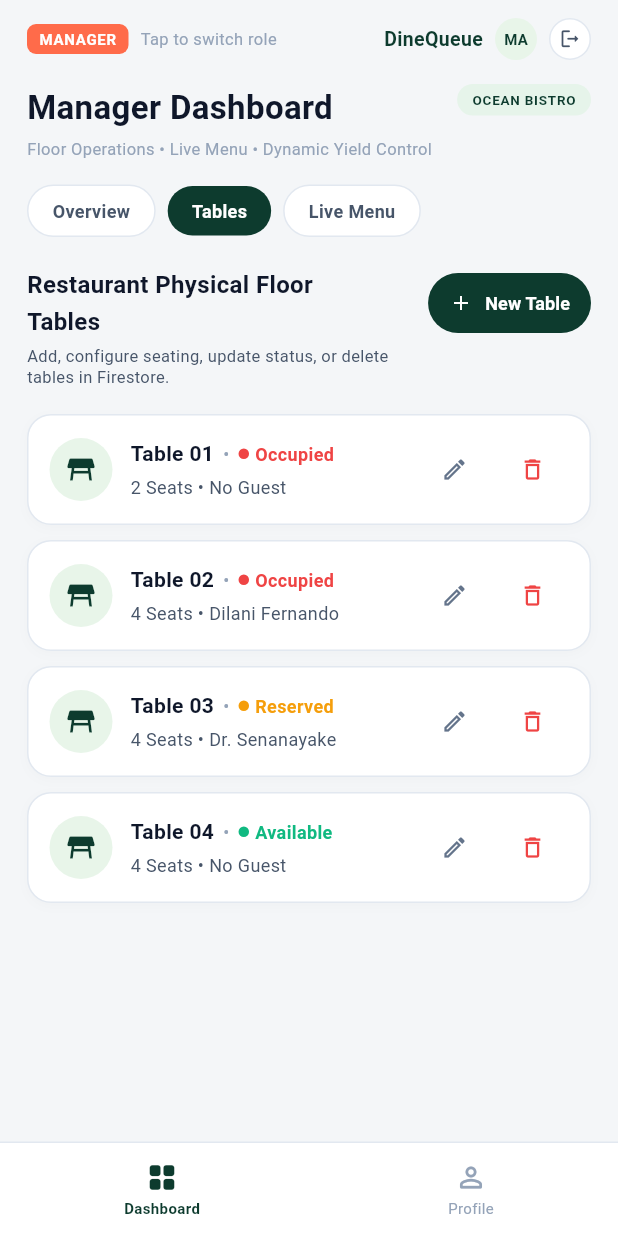
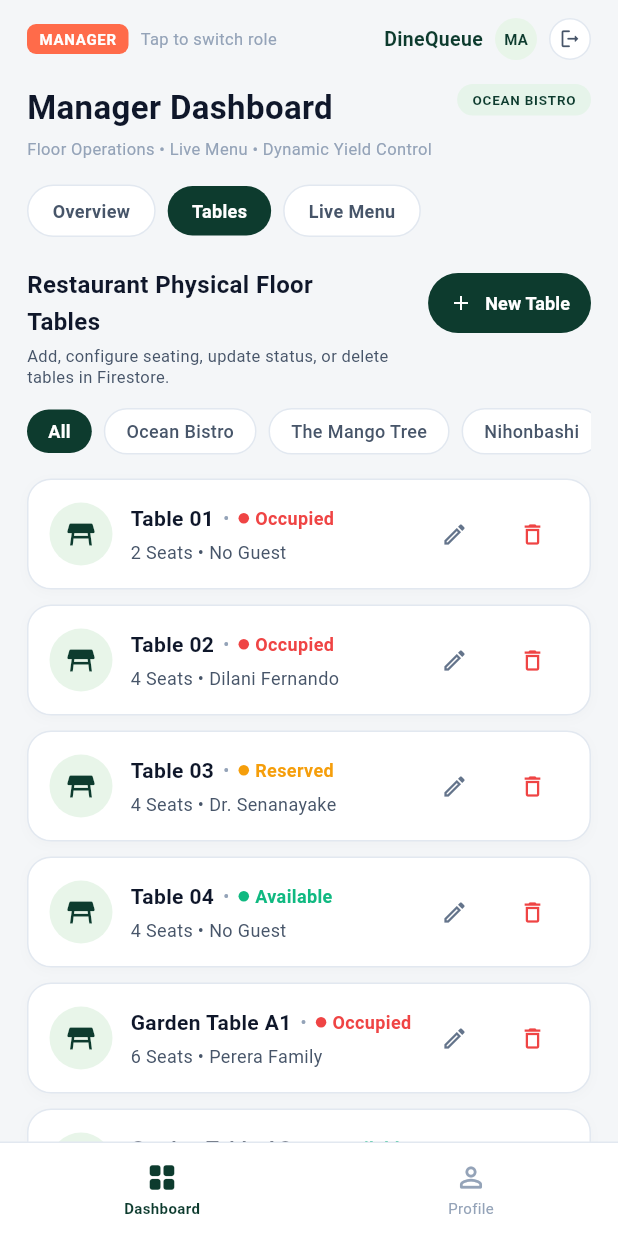
Before and after one commit to Dulina2002/restaurant_queue_app, a Flutter app: the ManagerDashboardScreen screen opened directly, after a tap on "Tables", on a phone screen of 412 x 824 dp. Run offline on Flutter 3.47's test engine with Material 3 defaults, Android fonts, the light colour scheme and no system bars; our stand-ins replace flutter_dotenv, image_picker, shared_preferences, supabase_flutter; accounts and stored records are empty; statements that could not run were skipped.

Commit message:
feat(tables): add multi-restaurant table filtering, creation, and Supabase table persistence

```diff
--- a/lib/features/manager/data/models/physical_table_model.dart
+++ b/lib/features/manager/data/models/physical_table_model.dart
@@ -122,6 +122,38 @@ class PhysicalTable {
         guestName: 'No Guest',
         status: TableStatus.available,
       ),
+      const PhysicalTable(
+        id: '5',
+        restaurantId: 'mango_tree',
+        name: 'Garden Table A1',
+        seats: 6,
+        guestName: 'Perera Family',
+        status: TableStatus.occupied,
+      ),
+      const PhysicalTable(
+        id: '6',
+        restaurantId: 'mango_tree',
+        name: 'Garden Table A2',
+        seats: 4,
+        guestName: 'No Guest',
+        status: TableStatus.available,
+      ),
+      const PhysicalTable(
+        id: '7',
+        restaurantId: 'nihonbashi',
+        name: 'Sushi Bar 01',
+        seats: 2,
+        guestName: 'Kenji Sato',
+        status: TableStatus.reserved,
+      ),
+      const PhysicalTable(
+        id: '8',
+        restaurantId: 'nihonbashi',
+        name: 'Tatami Room 1',
+        seats: 8,
+        guestName: 'VIP Group',
+        status: TableStatus.occupied,
+      ),
     ];
   }
 }
--- a/lib/features/manager/presentation/widgets/tables_tab_widget.dart
+++ b/lib/features/manager/presentation/widgets/tables_tab_widget.dart
@@ -13,6 +13,22 @@ class TablesTabWidget extends StatefulWidget {
 
 class _TablesTabWidgetState extends State<TablesTabWidget> {
   final RestaurantDatabaseService _firestoreService = RestaurantDatabaseService();
+  String _selectedRestaurantFilter = 'All';
+
+  final List<String> _restaurantOptions = [
+    'All',
+    'Ocean Bistro',
+    'The Mango Tree',
+    'Nihonbashi',
+  ];
+
+  String _mapRestaurantNameToId(String name) {
+    final lower = name.toLowerCase();
+    if (lower.contains('ocean')) return 'ocean_bistro';
+    if (lower.contains('mango')) return 'mango_tree';
+    if (lower.contains('nihon')) return 'nihonbashi';
+    return 'ocean_bistro';
+  }
 
   Future<void> _addNewTable(PhysicalTable newTable) async {
     try {
@@ -74,7 +90,7 @@ class _TablesTabWidgetState extends State<TablesTabWidget> {
   @override
   Widget build(BuildContext context) {
     return StreamBuilder<List<PhysicalTable>>(
-      stream: _firestoreService.streamTables(restaurantId: 'ocean_bistro'),
+      stream: _firestoreService.streamTables(restaurantId: _selectedRestaurantFilter),
       builder: (context, snapshot) {
         final tables = snapshot.data ?? PhysicalTable.mockList();
         final isLoading = snapshot.connectionState == ConnectionState.waiting;
@@ -143,7 +159,38 @@ class _TablesTabWidgetState extends State<TablesTabWidget> {
                 ),
               ],
             ),
-            const SizedBox(height: 18),
+            const SizedBox(height: 14),
+
+            // --- Restaurant Filter Pills ---
+            SingleChildScrollView(
+              scrollDirection: Axis.horizontal,
+              child: Row(
+                children: _restaurantOptions.map((rest) {
+                  final isSelected = _selectedRestaurantFilter == rest;
+                  return GestureDetector(
+                    onTap: () => setState(() => _selectedRestaurantFilter = rest),
+                    child: Container(
+                      margin: const EdgeInsets.only(right: 8),
+                      padding: const EdgeInsets.symmetric(horizontal: 14, vertical: 6),
+                      decoration: BoxDecoration(
+                        color: isSelected ? AppColors.primary : Colors.white,
+                        borderRadius: BorderRadius.circular(20),
+                        border: isSelected ? null : Border.all(color: AppColors.border),
+                      ),
+                      child: Text(
+                        rest,
+                        style: TextStyle(
+                          fontSize: 12,
+                          fontWeight: isSelected ? FontWeight.bold : FontWeight.w500,
+                          color: isSelected ? Colors.white : AppColors.textSecondary,
+                        ),
+                      ),
+                    ),
+                  );
+                }).toList(),
+              ),
+            ),
+            const SizedBox(height: 16),
 
             // --- Table Cards List ---
             if (isLoading)
@@ -336,6 +383,14 @@ class _TablesTabWidgetState extends State<TablesTabWidget> {
     final guestController = TextEditingController(text: isEditing ? table.guestName : 'No Guest');
     TableStatus selectedStatus = isEditing ? table.status : TableStatus.available;
 
+    String selectedRestaurant = isEditing
+        ? (table.restaurantId == 'mango_tree'
+            ? 'The Mango Tree'
+            : table.restaurantId == 'nihonbashi'
+                ? 'Nihonbashi'
+                : 'Ocean Bistro')
+        : (_selectedRestaurantFilter == 'All' ? 'Ocean Bistro' : _selectedRestaurantFilter);
+
     showModalBottomSheet(
       context: context,
       isScrollControlled: true,
@@ -379,6 +434,43 @@ class _TablesTabWidgetState extends State<TablesTabWidget> {
                       ),
                     ),
                     const SizedBox(height: 16),
+
+                    // Restaurant Selector Pills
+                    const Text(
+                      'Restaurant',
+                      style: TextStyle(
+                        fontSize: 12,
+                        fontWeight: FontWeight.w600,
+                        color: AppColors.textSecondary,
+                      ),
+                    ),
+                    const SizedBox(height: 8),
+                    Row(
+                      children: _restaurantOptions.where((r) => r != 'All').map((rest) {
+                        final isSel = selectedRestaurant == rest;
+                        return GestureDetector(
+                          onTap: () => setSheetState(() => selectedRestaurant = rest),
+                          child: Container(
+                            margin: const EdgeInsets.only(right: 8),
+                            padding: const EdgeInsets.symmetric(horizontal: 12, vertical: 6),
+                            decoration: BoxDecoration(
+                              color: isSel ? AppColors.primary : Colors.grey.shade100,
+                              borderRadius: BorderRadius.circular(16),
+                            ),
+                            child: Text(
+                              rest,
+                              style: TextStyle(
+                                fontSize: 11,
+                                fontWeight: isSel ? FontWeight.bold : FontWeight.normal,
+                                color: isSel ? Colors.white : AppColors.textSecondary,
+                              ),
+                            ),
+                          ),
+                        );
+                      }).toList(),
+                    ),
+                    const SizedBox(height: 16),
+
                     TextField(
                       controller: nameController,
                       decoration: InputDecoration(
@@ -492,6 +584,7 @@ class _TablesTabWidgetState extends State<TablesTabWidget> {
                           if (name.isNotEmpty) {
                             if (isEditing) {
                               _editTable(table.copyWith(
+                                restaurantId: _mapRestaurantNameToId(selectedRestaurant),
                                 name: name,
                                 seats: seats,
                                 guestName: guest,
@@ -500,7 +593,7 @@ class _TablesTabWidgetState extends State<TablesTabWidget> {
                             } else {
                               _addNewTable(PhysicalTable(
                                 id: DateTime.now().millisecondsSinceEpoch.toString(),
-                                restaurantId: 'ocean_bistro',
+                                restaurantId: _mapRestaurantNameToId(selectedRestaurant),
                                 name: name,
                                 seats: seats,
                                 guestName: guest,
--- a/lib/services/restaurant_database_service.dart
+++ b/lib/services/restaurant_database_service.dart
@@ -232,9 +232,20 @@ class RestaurantDatabaseService {
   // --- 3. TABLES MANAGEMENT ---
   // ==========================================
 
-  Stream<List<PhysicalTable>> streamTables({String restaurantId = 'ocean_bistro'}) async* {
+  Stream<List<PhysicalTable>> streamTables({String restaurantId = 'All'}) async* {
     List<PhysicalTable> filter(List<PhysicalTable> list) {
-      return list.where((t) => t.restaurantId == restaurantId || restaurantId == 'ocean_bistro').toList();
+      if (restaurantId == 'All' || restaurantId.isEmpty) {
+        return list;
+      }
+      final lower = restaurantId.toLowerCase();
+      String targetId = lower.contains('ocean')
+          ? 'ocean_bistro'
+          : lower.contains('mango')
+              ? 'mango_tree'
+              : lower.contains('nihon')
+                  ? 'nihonbashi'
+                  : restaurantId;
+      return list.where((t) => t.restaurantId == restaurantId || t.restaurantId == targetId).toList();
     }
 
     yield filter(_fallbackTables);
@@ -249,9 +260,15 @@ class RestaurantDatabaseService {
   }
 
   Future<PhysicalTable> addTable(PhysicalTable table) async {
-    final newTable = table.copyWith(id: 'tbl_${DateTime.now().millisecondsSinceEpoch}');
-    _fallbackTables.add(newTable);
+    final newTable = table.copyWith(id: table.id.isEmpty ? 'tbl_${DateTime.now().millisecondsSinceEpoch}' : table.id);
+    final idx = _fallbackTables.indexWhere((t) => t.id == newTable.id);
+    if (idx != -1) {
+      _fallbackTables[idx] = newTable;
+    } else {
+      _fallbackTables.add(newTable);
+    }
     _tablesStreamController.add(List.from(_fallbackTables));
+    await _supabaseService.addTable(newTable);
     return newTable;
   }
 
@@ -261,12 +278,14 @@ class RestaurantDatabaseService {
       _fallbackTables[idx] = table;
       _tablesStreamController.add(List.from(_fallbackTables));
     }
+    await _supabaseService.updateTable(table);
     return table;
   }
 
   Future<void> deleteTable(String id) async {
     _fallbackTables.removeWhere((t) => t.id == id);
     _tablesStreamController.add(List.from(_fallbackTables));
+    await _supabaseService.deleteTable(id);
   }
 
   Future<void> updateTableStatus(String tableId, TableStatus status) async {
--- a/lib/services/supabase_service.dart
+++ b/lib/services/supabase_service.dart
@@ -578,10 +578,16 @@ class SupabaseService {
   // --- 4. TABLES & MENU STREAMING ---
   // ==========================================
 
-  Stream<List<PhysicalTable>> streamTables({String restaurantId = 'ocean_bistro'}) {
+  Stream<List<PhysicalTable>> streamTables({String? restaurantId}) {
+    final showAll = restaurantId == null || restaurantId == 'All' || restaurantId.isEmpty;
+    final targetId = _mapRestaurantToId(restaurantId ?? '');
     final client = _client;
     if (client == null) {
-      return Stream.value(PhysicalTable.mockList().where((t) => t.restaurantId == restaurantId).toList());
+      return Stream.value(
+        showAll
+            ? PhysicalTable.mockList()
+            : PhysicalTable.mockList().where((t) => t.restaurantId == restaurantId || t.restaurantId == targetId).toList(),
+      );
     }
 
     try {
@@ -590,22 +596,72 @@ class SupabaseService {
           .stream(primaryKey: ['id'])
           .map((data) {
             final list = data
-                .where((row) => row['restaurant_id']?.toString() == restaurantId)
+                .where((row) => showAll || row['restaurant_id']?.toString() == restaurantId || row['restaurant_id']?.toString() == targetId)
                 .map((row) => PhysicalTable(
                       id: row['id'].toString(),
-                      restaurantId: row['restaurant_id']?.toString() ?? restaurantId,
+                      restaurantId: row['restaurant_id']?.toString() ?? 'ocean_bistro',
                       name: row['name']?.toString() ?? '',
                       seats: (row['seats'] is num) ? (row['seats'] as num).toInt() : 2,
                       guestName: row['guest_name']?.toString() ?? 'No Guest',
                       status: TableStatus.fromString(row['status']?.toString()),
                     ))
                 .toList();
-            return list.isEmpty ? PhysicalTable.mockList().where((t) => t.restaurantId == restaurantId).toList() : list;
+            return list.isEmpty
+                ? (showAll
+                    ? PhysicalTable.mockList()
+                    : PhysicalTable.mockList().where((t) => t.restaurantId == restaurantId || t.restaurantId == targetId).toList())
+                : list;
           })
-          .handleError((_) => PhysicalTable.mockList().where((t) => t.restaurantId == restaurantId).toList());
+          .handleError((_) => showAll
+              ? PhysicalTable.mockList()
+              : PhysicalTable.mockList().where((t) => t.restaurantId == restaurantId || t.restaurantId == targetId).toList());
     } catch (_) {
-      return Stream.value(PhysicalTable.mockList().where((t) => t.restaurantId == restaurantId).toList());
+      return Stream.value(showAll
+          ? PhysicalTable.mockList()
+          : PhysicalTable.mockList().where((t) => t.restaurantId == restaurantId || t.restaurantId == targetId).toList());
     }
+  }
+
+  Future<PhysicalTable> addTable(PhysicalTable table) async {
+    final client = _client;
+    if (client != null) {
+      try {
+        await client.from('tables').upsert({
+          'id': table.id,
+          'restaurant_id': table.restaurantId,
+          'name': table.name,
+          'seats': table.seats,
+          'guest_name': table.guestName,
+          'status': table.status.value,
+        });
+      } catch (e) {
+        debugPrint('Supabase addTable error: $e');
+      }
+    }
+    return table;
+  }
+
+  Future<PhysicalTable> updateTable(PhysicalTable table) async {
+    return addTable(table);
+  }
+
+  Future<void> deleteTable(String id) async {
+    final client = _client;
+    if (client != null) {
+      try {
+        await client.from('tables').delete().eq('id', id);
+      } catch (e) {
+        debugPrint('Supabase deleteTable error: $e');
+      }
+    }
+  }
+
+  String _mapRestaurantToId(String name) {
+    final lower = name.toLowerCase();
+    if (lower.contains('ocean')) return 'ocean_bistro';
+    if (lower.contains('mango')) return 'mango_tree';
+    if (lower.contains('nihon')) return 'nihonbashi';
+    return name;
   }
 
   Stream<List<LiveMenuDish>> streamMenuDishes({String? restaurantId}) {
```
